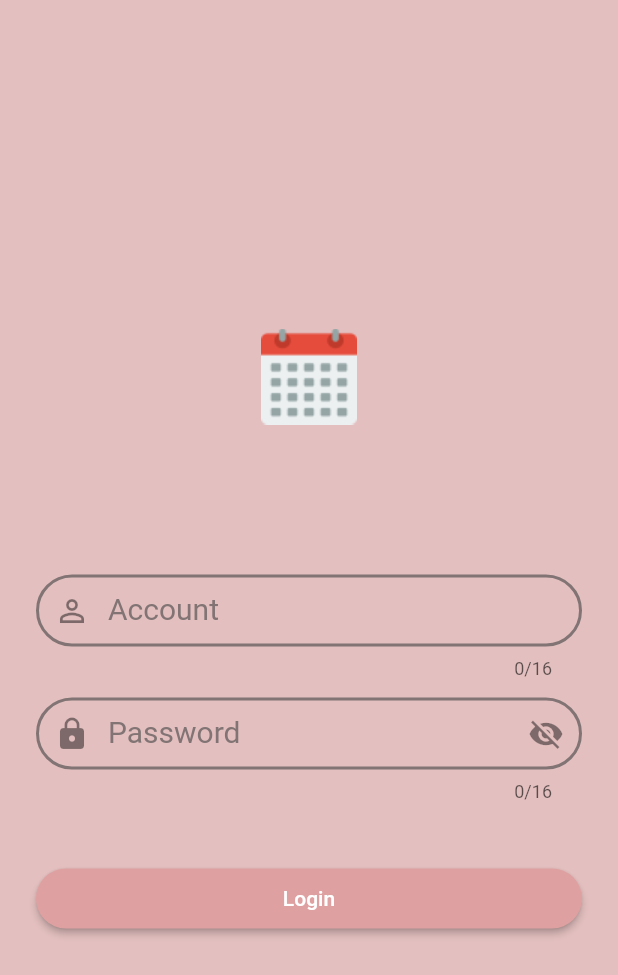
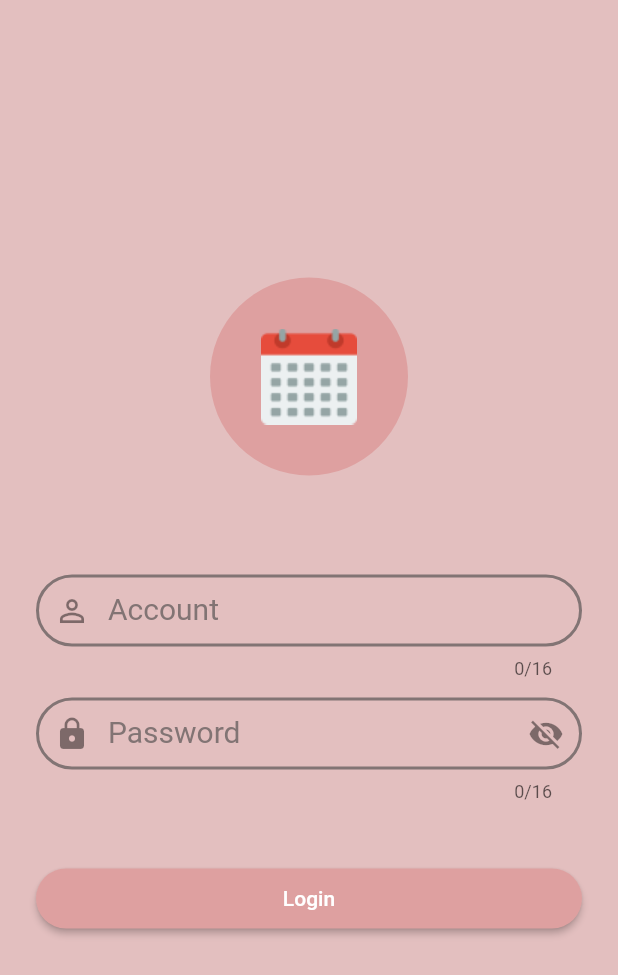
Before and after one commit to minnieliu0428/flutter_app, a Flutter app: the screen it shows after launch, on a phone screen of 412 x 824 dp. Shown: the top 975 px of the screen. Run offline on Flutter 3.47's test engine with Material 2 defaults, Android fonts, the phone set to English and light mode, and no system bars.

```diff
--- a/lib/LoginPage.dart
+++ b/lib/LoginPage.dart
@@ -7,7 +7,6 @@ class LoginPage extends StatefulWidget {
   _LoginPageState createState() {
     return _LoginPageState();
   }
-
 }
 
 class _LoginPageState extends State<LoginPage> {
@@ -26,7 +25,7 @@ class _LoginPageState extends State<LoginPage> {
   @override
   Widget build(BuildContext context) {
     final logo = CircleAvatar(
-      backgroundColor: Colors.transparent,
+      backgroundColor: appPinkColor,
       radius: bigRadius,
       child: appLogo,
     );
```
Also changed, not shown: 3 other files.
